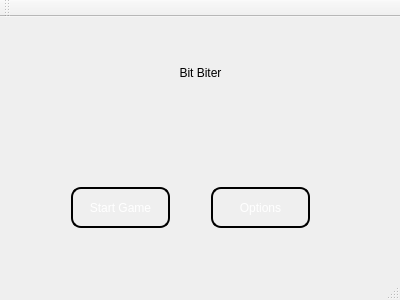
Old version of the form bit-biter/mainwindow.ui in the repository bmatt468/bit-biter.
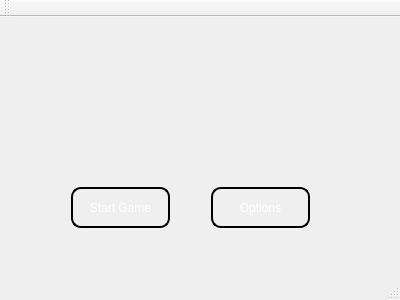
New version of the form. Icons and pictures are not drawn.

Commit message: Added Fonts to main screen and user screen

```diff
--- a/bit-biter/mainwindow.ui
+++ b/bit-biter/mainwindow.ui
@@ -13,6 +13,9 @@
   <property name="windowTitle">
    <string>Bit-Biter (beta)</string>
   </property>
+  <property name="styleSheet">
+   <string notr="true"/>
+  </property>
   <widget class="QWidget" name="centralWidget">
    <widget class="QPushButton" name="pushButton">
     <property name="geometry">
@@ -85,17 +88,17 @@
    <widget class="QLabel" name="label">
     <property name="geometry">
      <rect>
-      <x>0</x>
-      <y>10</y>
-      <width>401</width>
-      <height>91</height>
+      <x>20</x>
+      <y>30</y>
+      <width>361</width>
+      <height>61</height>
      </rect>
     </property>
     <property name="styleSheet">
      <string notr="true">font: 46pt &quot;LLPixel&quot;;</string>
     </property>
     <property name="text">
-     <string>Bit Biter</string>
+     <string/>
     </property>
     <property name="alignment">
      <set>Qt::AlignCenter</set>
```
Left out of the diff: 2 changed lines with no effect on the pictures. The commit also changes 7 other files.
